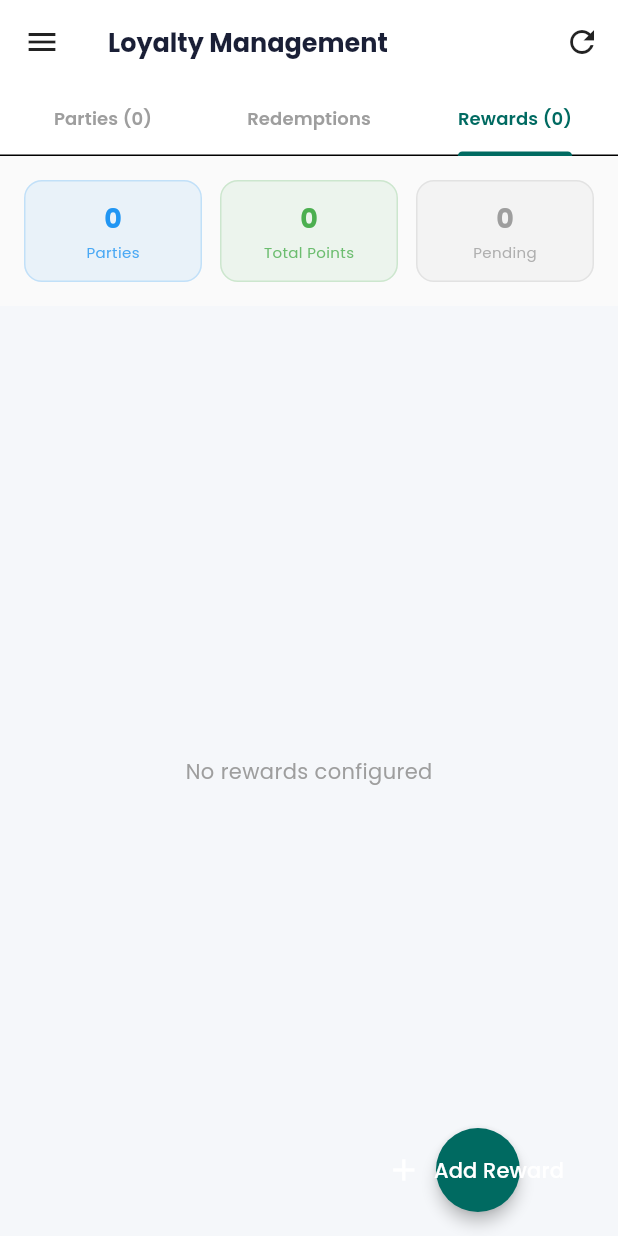
After one commit to rcgagropvt/field_track_pro, a Flutter app: the AdminLoyaltyScreen screen opened directly, tab 3 chosen, after a tap on the "refresh" icon, on a phone screen of 412 x 824 dp. The commit adds this screen. Run offline on Flutter 3.47's test engine with Material 3 defaults, Android fonts, the phone set to English and light mode, and no system bars; our stand-ins replace cached_network_image, connectivity_plus, firebase_core, firebase_messaging, fl_chart, flutter_animate and 11 more; missing offline and left inert: flutter_background_service; accounts and stored records are empty.

Commit message:
feat: admin loyalty management - party tiers, approve/reject redemptions, manage rewards catalog

```diff
--- /dev/null
+++ b/lib/features/admin/screens/admin_loyalty_screen.dart
@@ -0,0 +1,579 @@
+import 'package:flutter/material.dart';
+import 'package:intl/intl.dart';
+import '../../../core/constants/app_colors.dart';
+import '../../../core/services/supabase_service.dart';
+import 'admin_shell.dart';
+
+class AdminLoyaltyScreen extends StatefulWidget {
+  const AdminLoyaltyScreen({super.key});
+  @override
+  State<AdminLoyaltyScreen> createState() => _AdminLoyaltyScreenState();
+}
+
+class _AdminLoyaltyScreenState extends State<AdminLoyaltyScreen>
+    with SingleTickerProviderStateMixin {
+  late TabController _tabs;
+  bool _loading = true;
+
+  List<Map<String, dynamic>> _tiers = [];
+  List<Map<String, dynamic>> _redemptions = [];
+  List<Map<String, dynamic>> _rewards = [];
+
+  final _fmt = NumberFormat('#,##,###');
+
+  @override
+  void initState() {
+    super.initState();
+    _tabs = TabController(length: 3, vsync: this);
+    _loadAll();
+  }
+
+  @override
+  void dispose() {
+    _tabs.dispose();
+    super.dispose();
+  }
+
+  Future<void> _loadAll() async {
+    setState(() => _loading = true);
+    try {
+      final results = await Future.wait([
+        SupabaseService.client
+            .from('loyalty_tiers')
+            .select('*, parties!inner(name, type, city, phone)')
+            .order('total_points', ascending: false),
+        SupabaseService.client
+            .from('loyalty_redemptions')
+            .select('*, parties!inner(name), loyalty_rewards!inner(name, reward_type)')
+            .order('created_at', ascending: false),
+        SupabaseService.client
+            .from('loyalty_rewards')
+            .select()
+            .order('points_required'),
+      ]);
+      if (mounted) {
+        setState(() {
+          _tiers = List<Map<String, dynamic>>.from(results[0] as List);
+          _redemptions = List<Map<String, dynamic>>.from(results[1] as List);
+          _rewards = List<Map<String, dynamic>>.from(results[2] as List);
+          _loading = false;
+        });
+      }
+    } catch (e) {
+      debugPrint('Loyalty load error: $e');
+      if (mounted) setState(() => _loading = false);
+    }
+  }
+
+  @override
+  Widget build(BuildContext context) {
+    final pending = _redemptions.where((r) => r['status'] == 'pending').length;
+    final totalPoints = _tiers.fold<int>(0, (s, t) => s + ((t['total_points'] as int?) ?? 0));
+    final totalParties = _tiers.length;
+
+    return Scaffold(
+      appBar: AppBar(
+        title: const Text('Loyalty Management',
+            style: TextStyle(fontWeight: FontWeight.bold, fontSize: 17)),
+        backgroundColor: Colors.white,
+        foregroundColor: Colors.black87,
+        elevation: 0,
+        leading: IconButton(
+          icon: const Icon(Icons.menu),
+          onPressed: () => AdminShell.scaffoldKey.currentState?.openDrawer(),
+        ),
+        actions: [
+          IconButton(icon: const Icon(Icons.refresh), onPressed: _loadAll),
+        ],
+        bottom: TabBar(
+          controller: _tabs,
+          labelColor: AppColors.primary,
+          unselectedLabelColor: Colors.grey,
+          indicatorColor: AppColors.primary,
+          labelStyle: const TextStyle(fontSize: 12, fontWeight: FontWeight.w600),
+          tabs: [
+            Tab(text: 'Parties (${_tiers.length})'),
+            Tab(child: Row(mainAxisSize: MainAxisSize.min, children: [
+              Text('Redemptions${pending > 0 ? '' : ''}'),
+              if (pending > 0) ...[
+                const SizedBox(width: 6),
+                Container(
+                  padding: const EdgeInsets.symmetric(horizontal: 6, vertical: 2),
+                  decoration: BoxDecoration(color: Colors.red, borderRadius: BorderRadius.circular(10)),
+                  child: Text('$pending', style: const TextStyle(color: Colors.white, fontSize: 10)),
+                ),
+              ],
+            ])),
+            Tab(text: 'Rewards (${_rewards.length})'),
+          ],
+        ),
+      ),
+      body: _loading
+          ? const Center(child: CircularProgressIndicator())
+          : Column(children: [
+              // KPI bar
+              Container(
+                padding: const EdgeInsets.all(16),
+                color: Colors.grey.shade50,
+                child: Row(children: [
+                  _kpi('Parties', '$totalParties', Colors.blue),
+                  const SizedBox(width: 12),
+                  _kpi('Total Points', _fmt.format(totalPoints), Colors.green),
+                  const SizedBox(width: 12),
+                  _kpi('Pending', '$pending', pending > 0 ? Colors.orange : Colors.grey),
+                ]),
+              ),
+              Expanded(
+                child: TabBarView(controller: _tabs, children: [
+                  _tiersTab(),
+                  _redemptionsTab(),
+                  _rewardsTab(),
+                ]),
+              ),
+            ]),
+      floatingActionButton: _tabs.index == 2
+          ? FloatingActionButton.extended(
+              onPressed: _showAddRewardDialog,
+              backgroundColor: AppColors.primary,
+              icon: const Icon(Icons.add, color: Colors.white),
+              label: const Text('Add Reward', style: TextStyle(color: Colors.white)),
+            )
+          : null,
+    );
+  }
+
+  Widget _kpi(String label, String value, Color color) {
+    return Expanded(
+      child: Container(
+        padding: const EdgeInsets.all(12),
+        decoration: BoxDecoration(
+          color: color.withOpacity(0.08),
+          borderRadius: BorderRadius.circular(12),
+          border: Border.all(color: color.withOpacity(0.2)),
+        ),
+        child: Column(children: [
+          Text(value, style: TextStyle(fontSize: 18, fontWeight: FontWeight.bold, color: color)),
+          const SizedBox(height: 2),
+          Text(label, style: TextStyle(fontSize: 10, color: color.withOpacity(0.8))),
+        ]),
+      ),
+    );
+  }
+
+  // ═══════════════════════════════════════
+  // TAB 1: ALL PARTY TIERS
+  // ═══════════════════════════════════════
+  Widget _tiersTab() {
+    if (_tiers.isEmpty) {
+      return const Center(child: Text('No loyalty data yet', style: TextStyle(color: Colors.grey)));
+    }
+    return RefreshIndicator(
+      onRefresh: _loadAll,
+      child: ListView.builder(
+        padding: const EdgeInsets.all(12),
+        itemCount: _tiers.length,
+        itemBuilder: (_, i) {
+          final t = _tiers[i];
+          final party = t['parties'] as Map<String, dynamic>? ?? {};
+          final tier = t['tier']?.toString() ?? 'bronze';
+          final total = t['total_points'] as int? ?? 0;
+          final redeemed = t['points_redeemed'] as int? ?? 0;
+          final available = total - redeemed;
+          final purchases = (t['total_purchases'] as num?)?.toDouble() ?? 0;
+
+          final tierColor = tier == 'platinum'
+              ? const Color(0xFF6C63FF)
+              : tier == 'gold'
+                  ? Colors.amber.shade700
+                  : tier == 'silver'
+                      ? Colors.blueGrey
+                      : Colors.brown;
+
+          return Card(
+            margin: const EdgeInsets.only(bottom: 10),
+            shape: RoundedRectangleBorder(borderRadius: BorderRadius.circular(12)),
+            child: Padding(
+              padding: const EdgeInsets.all(14),
+              child: Row(children: [
+                Container(
+                  width: 44, height: 44,
+                  decoration: BoxDecoration(
+                    color: tierColor.withOpacity(0.15),
+                    borderRadius: BorderRadius.circular(12),
+                  ),
+                  child: Center(
+                    child: Text(tier[0].toUpperCase(),
+                        style: TextStyle(color: tierColor, fontWeight: FontWeight.bold, fontSize: 18)),
+                  ),
+                ),
+                const SizedBox(width: 12),
+                Expanded(
+                  child: Column(crossAxisAlignment: CrossAxisAlignment.start, children: [
+                    Text(party['name']?.toString() ?? '', style: const TextStyle(fontWeight: FontWeight.bold, fontSize: 14)),
+                    Text('${party['type'] ?? ''} · ${party['city'] ?? ''}',
+                        style: const TextStyle(fontSize: 11, color: Colors.grey)),
+                    const SizedBox(height: 4),
+                    Row(children: [
+                      Container(
+                        padding: const EdgeInsets.symmetric(horizontal: 8, vertical: 2),
+                        decoration: BoxDecoration(
+                          color: tierColor.withOpacity(0.15),
+                          borderRadius: BorderRadius.circular(8),
+                        ),
+                        child: Text(tier.toUpperCase(),
+                            style: TextStyle(color: tierColor, fontSize: 9, fontWeight: FontWeight.bold)),
+                      ),
+                      const SizedBox(width: 8),
+                      Text('$available pts avail', style: const TextStyle(fontSize: 11, color: Colors.green)),
+                      const SizedBox(width: 8),
+                      Text('₹${_fmt.format(purchases)}', style: const TextStyle(fontSize: 11, color: Colors.grey)),
+                    ]),
+                  ]),
+                ),
+                Column(children: [
+                  Text('$total', style: const TextStyle(fontWeight: FontWeight.bold, fontSize: 16)),
+                  const Text('total pts', style: TextStyle(fontSize: 9, color: Colors.grey)),
+                ]),
+              ]),
+            ),
+          );
+        },
+      ),
+    );
+  }
+
+  // ═══════════════════════════════════════
+  // TAB 2: REDEMPTIONS (APPROVE/REJECT)
+  // ═══════════════════════════════════════
+  Widget _redemptionsTab() {
+    if (_redemptions.isEmpty) {
+      return const Center(child: Text('No redemptions yet', style: TextStyle(color: Colors.grey)));
+    }
+    return RefreshIndicator(
+      onRefresh: _loadAll,
+      child: ListView.builder(
+        padding: const EdgeInsets.all(12),
+        itemCount: _redemptions.length,
+        itemBuilder: (_, i) {
+          final r = _redemptions[i];
+          final party = r['parties'] as Map<String, dynamic>? ?? {};
+          final reward = r['loyalty_rewards'] as Map<String, dynamic>? ?? {};
+          final status = r['status']?.toString() ?? 'pending';
+          final points = r['points_spent'] as int? ?? 0;
+          final date = r['created_at'] != null
+              ? DateFormat('dd MMM, hh:mm a').format(DateTime.parse(r['created_at'].toString()).toLocal())
+              : '';
+
+          final statusColor = status == 'fulfilled'
+              ? Colors.green
+              : status == 'approved'
+                  ? Colors.blue
+                  : status == 'rejected'
+                      ? Colors.red
+                      : Colors.orange;
+
+          return Card(
+            margin: const EdgeInsets.only(bottom: 10),
+            shape: RoundedRectangleBorder(borderRadius: BorderRadius.circular(12)),
+            child: Padding(
+              padding: const EdgeInsets.all(14),
+              child: Column(crossAxisAlignment: CrossAxisAlignment.start, children: [
+                Row(children: [
+                  Icon(Icons.card_giftcard, color: statusColor, size: 20),
+                  const SizedBox(width: 8),
+                  Expanded(
+                    child: Column(crossAxisAlignment: CrossAxisAlignment.start, children: [
+                      Text(party['name']?.toString() ?? '', style: const TextStyle(fontWeight: FontWeight.bold, fontSize: 13)),
+                      Text(reward['name']?.toString() ?? '', style: const TextStyle(fontSize: 12, color: Colors.grey)),
+                    ]),
+                  ),
+                  Container(
+                    padding: const EdgeInsets.symmetric(horizontal: 10, vertical: 4),
+                    decoration: BoxDecoration(
+                      color: statusColor.withOpacity(0.1),
+                      borderRadius: BorderRadius.circular(10),
+                    ),
+                    child: Text(status.toUpperCase(),
+                        style: TextStyle(color: statusColor, fontSize: 10, fontWeight: FontWeight.bold)),
+                  ),
+                ]),
+                const SizedBox(height: 8),
+                Row(children: [
+                  Text('$points pts', style: const TextStyle(fontWeight: FontWeight.w600, fontSize: 12)),
+                  const SizedBox(width: 12),
+                  Text(date, style: const TextStyle(fontSize: 11, color: Colors.grey)),
+                  const Spacer(),
+                  if (status == 'pending') ...[
+                    _actionBtn('Approve', Colors.green, () => _updateRedemption(r['id'], 'approved')),
+                    const SizedBox(width: 8),
+                    _actionBtn('Reject', Colors.red, () => _updateRedemption(r['id'], 'rejected')),
+                  ],
+                  if (status == 'approved')
+                    _actionBtn('Mark Fulfilled', Colors.blue, () => _updateRedemption(r['id'], 'fulfilled')),
+                ]),
+              ]),
+            ),
+          );
+        },
+      ),
+    );
+  }
+
+  Widget _actionBtn(String label, Color color, VoidCallback onTap) {
+    return GestureDetector(
+      onTap: onTap,
+      child: Container(
+        padding: const EdgeInsets.symmetric(horizontal: 12, vertical: 6),
+        decoration: BoxDecoration(
+          color: color,
+          borderRadius: BorderRadius.circular(8),
+        ),
+        child: Text(label, style: const TextStyle(color: Colors.white, fontSize: 11, fontWeight: FontWeight.bold)),
+      ),
+    );
+  }
+
+  Future<void> _updateRedemption(String id, String newStatus) async {
+    try {
+      final updateData = <String, dynamic>{
+        'status': newStatus,
+        'approved_by': SupabaseService.userId,
+      };
+      if (newStatus == 'fulfilled') {
+        updateData['fulfilled_at'] = DateTime.now().toIso8601String();
+      }
+      if (newStatus == 'approved') {
+        updateData['approved_at'] = DateTime.now().toIso8601String();
+      }
+      if (newStatus == 'rejected') {
+        // Refund points
+        final redemption = _redemptions.firstWhere((r) => r['id'] == id);
+        final partyId = redemption['party_id'];
+        final pointsSpent = redemption['points_spent'] as int? ?? 0;
+
+        await SupabaseService.client.from('loyalty_points').insert({
+          'party_id': partyId,
+          'points': pointsSpent,
+          'action': 'adjustment',
+          'description': 'Refund: Redemption rejected by admin',
+        });
+
+        await SupabaseService.client
+            .from('loyalty_tiers')
+            .update({
+              'points_redeemed': ((_tiers.firstWhere(
+                        (t) => t['party_id'] == partyId,
+                        orElse: () => {'points_redeemed': 0},
+                      )['points_redeemed'] as int? ?? 0) - pointsSpent)
+                  .clamp(0, 999999),
+              'updated_at': DateTime.now().toIso8601String(),
+            })
+            .eq('party_id', partyId);
+      }
+
+      await SupabaseService.client
+          .from('loyalty_redemptions')
+          .update(updateData)
+          .eq('id', id);
+
+      if (mounted) {
+        ScaffoldMessenger.of(context).showSnackBar(
+          SnackBar(
+            content: Text('Redemption ${newStatus == 'rejected' ? 'rejected & points refunded' : newStatus}'),
+            backgroundColor: newStatus == 'rejected' ? Colors.red : Colors.green,
+            behavior: SnackBarBehavior.floating,
+          ),
+        );
+      }
+      _loadAll();
+    } catch (e) {
+      if (mounted) {
+        ScaffoldMessenger.of(context).showSnackBar(
+          SnackBar(content: Text('Error: $e'), backgroundColor: Colors.red, behavior: SnackBarBehavior.floating),
+        );
+      }
+    }
+  }
+
+  // ═══════════════════════════════════════
+  // TAB 3: REWARDS CATALOG
+  // ═══════════════════════════════════════
+  Widget _rewardsTab() {
+    if (_rewards.isEmpty) {
+      return const Center(child: Text('No rewards configured', style: TextStyle(color: Colors.grey)));
+    }
+    return RefreshIndicator(
+      onRefresh: _loadAll,
+      child: ListView.builder(
+        padding: const EdgeInsets.all(12),
+        itemCount: _rewards.length,
+        itemBuilder: (_, i) {
+          final r = _rewards[i];
+          final isActive = r['is_active'] == true;
+          final stock = r['stock'] as int? ?? -1;
+
+          return Card(
+            margin: const EdgeInsets.only(bottom: 10),
+            shape: RoundedRectangleBorder(borderRadius: BorderRadius.circular(12)),
+            child: ListTile(
+              contentPadding: const EdgeInsets.all(12),
+              leading: Container(
+                width: 44, height: 44,
+                decoration: BoxDecoration(
+                  color: (isActive ? AppColors.primary : Colors.grey).withOpacity(0.1),
+                  borderRadius: BorderRadius.circular(12),
+                ),
+                child: Icon(
+                  r['reward_type'] == 'discount'
+                      ? Icons.local_offer
+                      : r['reward_type'] == 'cashback'
+                          ? Icons.account_balance_wallet
+                          : r['reward_type'] == 'gift'
+                              ? Icons.card_giftcard
+                              : Icons.local_shipping,
+                  color: isActive ? AppColors.primary : Colors.grey,
+                ),
+              ),
+              title: Text(r['name'] ?? '', style: const TextStyle(fontWeight: FontWeight.bold, fontSize: 13)),
+              subtitle: Column(crossAxisAlignment: CrossAxisAlignment.start, children: [
+                Text(r['description'] ?? '', style: const TextStyle(fontSize: 11, color: Colors.grey)),
+                const SizedBox(height: 4),
+                Row(children: [
+                  Text('${r['points_required']} pts',
+                      style: TextStyle(fontSize: 11, fontWeight: FontWeight.w600, color: AppColors.primary)),
+                  const SizedBox(width: 12),
+                  Text(stock == -1 ? 'Unlimited' : '$stock left',
+                      style: TextStyle(fontSize: 11, color: stock == 0 ? Colors.red : Colors.grey)),
+                  const Spacer(),
+                  Container(
+                    padding: const EdgeInsets.symmetric(horizontal: 8, vertical: 2),
+                    decoration: BoxDecoration(
+                      color: (isActive ? Colors.green : Colors.red).withOpacity(0.1),
+                      borderRadius: BorderRadius.circular(8),
+                    ),
+                    child: Text(isActive ? 'ACTIVE' : 'INACTIVE',
+                        style: TextStyle(
+                            color: isActive ? Colors.green : Colors.red, fontSize: 9, fontWeight: FontWeight.bold)),
+                  ),
+                ]),
+              ]),
+              trailing: PopupMenuButton<String>(
+                onSelected: (v) => _handleRewardAction(r, v),
+                itemBuilder: (_) => [
+                  const PopupMenuItem(value: 'toggle', child: Text('Toggle Active')),
+                  const PopupMenuItem(value: 'edit', child: Text('Edit')),
+                  const PopupMenuItem(value: 'delete', child: Text('Delete', style: TextStyle(color: Colors.red))),
+                ],
+              ),
+            ),
+          );
+        },
+      ),
+    );
+  }
+
+  Future<void> _handleRewardAction(Map<String, dynamic> reward, String action) async {
+    try {
+      if (action == 'toggle') {
+        await SupabaseService.client
+            .from('loyalty_rewards')
+            .update({'is_active': !(reward['is_active'] == true)})
+            .eq('id', reward['id']);
+      } else if (action == 'delete') {
+        final confirmed = await showDialog<bool>(
+          context: context,
+          builder: (_) => AlertDialog(
+            title: const Text('Delete Reward'),
+            content: Text('Delete "${reward['name']}"?'),
+            actions: [
+              TextButton(onPressed: () => Navigator.pop(context, false), child: const Text('Cancel')),
+              TextButton(
+                onPressed: () => Navigator.pop(context, true),
+                child: const Text('Delete', style: TextStyle(color: Colors.red)),
+              ),
+            ],
+          ),
+        );
+        if (confirmed != true) return;
+        await SupabaseService.client.from('loyalty_rewards').delete().eq('id', reward['id']);
+      } else if (action == 'edit') {
+        _showAddRewardDialog(existing: reward);
+      }
+      _loadAll();
+    } catch (e) {
+      if (mounted) {
+        ScaffoldMessenger.of(context).showSnackBar(
+          SnackBar(content: Text('Error: $e'), backgroundColor: Colors.red, behavior: SnackBarBehavior.floating),
+        );
+      }
+    }
+  }
+
+  void _showAddRewardDialog({Map<String, dynamic>? existing}) {
+    final nameCtrl = TextEditingController(text: existing?['name']?.toString() ?? '');
+    final descCtrl = TextEditingController(text: existing?['description']?.toString() ?? '');
+    final pointsCtrl = TextEditingController(text: existing?['points_required']?.toString() ?? '');
+    final valueCtrl = TextEditingController(text: existing?['reward_value']?.toString() ?? '');
+    String type = existing?['reward_type']?.toString() ?? 'discount';
+
+    showDialog(
+      context: context,
+      builder: (_) => StatefulBuilder(
+        builder: (ctx, setDialogState) => AlertDialog(
+          title: Text(existing != null ? 'Edit Reward' : 'Add Reward'),
+          content: SingleChildScrollView(
+            child: Column(mainAxisSize: MainAxisSize.min, children: [
+              TextField(controller: nameCtrl, decoration: const InputDecoration(labelText: 'Name')),
+              const SizedBox(height: 8),
+              TextField(controller: descCtrl, decoration: const InputDecoration(labelText: 'Description')),
+              const SizedBox(height: 8),
+              TextField(
+                controller: pointsCtrl,
+                decoration: const InputDecoration(labelText: 'Points Required'),
+                keyboardType: TextInputType.number,
+              ),
+              const SizedBox(height: 8),
+              TextField(
+                controller: valueCtrl,
+                decoration: const InputDecoration(labelText: 'Reward Value (₹)'),
+                keyboardType: TextInputType.number,
+              ),
+              const SizedBox(height: 12),
+              Wrap(spacing: 8, children: ['discount', 'cashback', 'gift', 'free_product'].map((t) {
+                return ChoiceChip(
+                  label: Text(t.replaceAll('_', ' ').toUpperCase(), style: const TextStyle(fontSize: 10)),
+                  selected: type == t,
+                  selectedColor: AppColors.primary.withOpacity(0.2),
+                  onSelected: (_) => setDialogState(() => type = t),
+                );
+              }).toList()),
+            ]),
+          ),
+          actions: [
+            TextButton(onPressed: () => Navigator.pop(ctx), child: const Text('Cancel')),
+            ElevatedButton(
+              onPressed: () async {
+                final data = {
+                  'name': nameCtrl.text.trim(),
+                  'description': descCtrl.text.trim(),
+                  'points_required': int.tryParse(pointsCtrl.text) ?? 0,
+                  'reward_value': double.tryParse(valueCtrl.text) ?? 0,
+                  'reward_type': type,
+                };
+                if (existing != null) {
+                  await SupabaseService.client.from('loyalty_rewards').update(data).eq('id', existing['id']);
+                } else {
+                  await SupabaseService.client.from('loyalty_rewards').insert(data);
+                }
+                if (ctx.mounted) Navigator.pop(ctx);
+                _loadAll();
+              },
+              style: ElevatedButton.styleFrom(backgroundColor: AppColors.primary),
+              child: Text(existing != null ? 'Update' : 'Add', style: const TextStyle(color: Colors.white)),
+            ),
+          ],
+        ),
+      ),
+    );
+  }
+}
--- a/lib/features/admin/screens/admin_shell.dart
+++ b/lib/features/admin/screens/admin_shell.dart
@@ -25,6 +25,7 @@ import '../../collections/screens/outstanding_screen.dart';
 import '../../parties/screens/admin_parties_screen.dart';
 import '../../stock/screens/distributor_stock_screen.dart';
 import 'ai_command_center_screen.dart';
+import 'admin_loyalty_screen.dart';
 
 class AdminShell extends StatefulWidget {
   const AdminShell({super.key});
@@ -65,6 +66,7 @@ class _AdminShellState extends State<AdminShell> {
     AdvancedAnalyticsScreen(), // 20
     DistributorStockScreen(), // 21  ← Sprint 7
     AiCommandCenterScreen(),
+    AdminLoyaltyScreen(),
   ];
 
   @override
@@ -202,6 +204,7 @@ class _AdminShellState extends State<AdminShell> {
                       _subItem(Icons.shopping_cart, 'All Orders', 12),
                       _subItem(
                           Icons.local_offer_rounded, 'Schemes & Offers', 15),
+                      _subItem(Icons.card_giftcard, 'Loyalty Program', 23),
                       _subItem(Icons.payments_rounded, 'Collections', 16),
                       _subItem(Icons.bar_chart_rounded, 'Aging Analysis', 17),
                       _subItem(Icons.account_balance_wallet, 'Outstanding', 18),
--- a/lib/features/parties/screens/party_profile_screen.dart
+++ b/lib/features/parties/screens/party_profile_screen.dart
@@ -42,6 +42,7 @@ class _PartyProfileScreenState extends State<PartyProfileScreen>
     super.initState();
     _party = Map<String, dynamic>.from(widget.party);
     _tabs = TabController(length: 6, vsync: this);
+    _tabs.addListener(() => setState(() {}));
     _load();
   }
 
```
